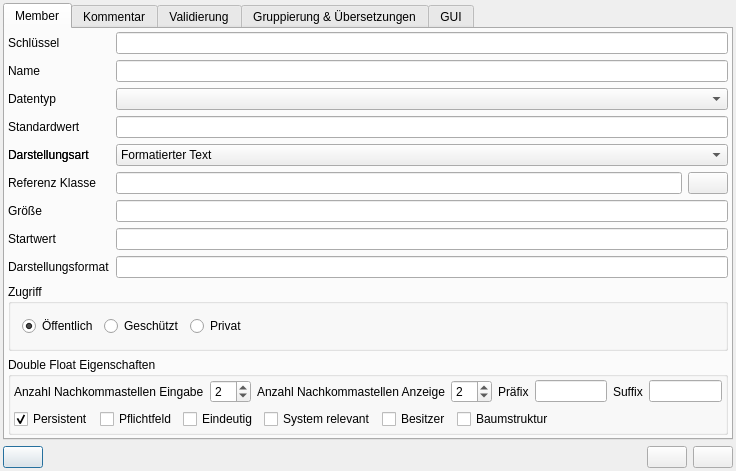
Before: the Qt Designer form guitools/wmsdevelopmentplatform/src/cwmsaddclassmemberdlg.ui in WOGRA-AG/wms, drawn with Qt 5.
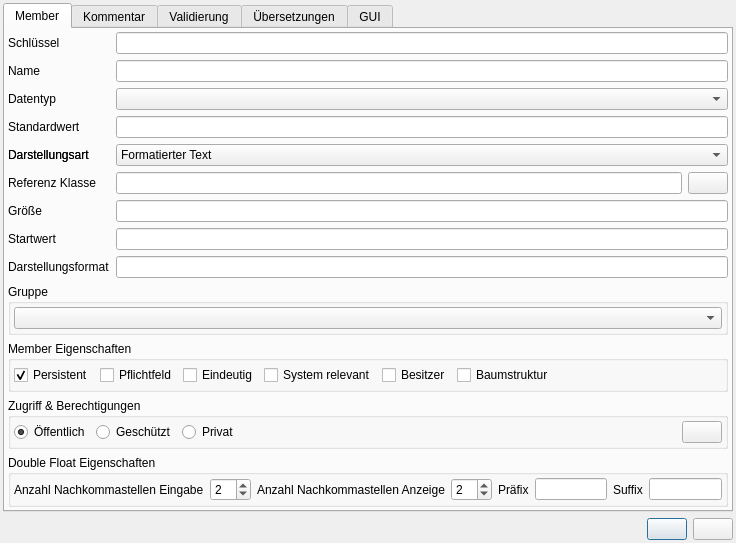
After: the same form once the commit is applied. Icons and pictures are not drawn.

Commit message: cleaned up code added restore object value function

The edit to the form file:
```diff
--- a/guitools/wmsdevelopmentplatform/src/cwmsaddclassmemberdlg.ui
+++ b/guitools/wmsdevelopmentplatform/src/cwmsaddclassmemberdlg.ui
@@ -7,7 +7,7 @@
     <x>0</x>
     <y>0</y>
     <width>736</width>
-    <height>455</height>
+    <height>523</height>
    </rect>
   </property>
   <property name="windowTitle">
@@ -26,25 +26,8 @@
    <property name="bottomMargin">
     <number>3</number>
    </property>
-   <item row="1" column="0">
+   <item row="2" column="0">
     <layout class="QHBoxLayout">
-     <item>
-      <widget class="QPushButton" name="m_pqpbRights">
-       <property name="text">
-        <string/>
-       </property>
-       <property name="icon">
-        <iconset resource="../../../guilibraries/wmsgui/src/misc/wmsgui.qrc">
-         <normaloff>:/icons/usermanager24.png</normaloff>:/icons/usermanager24.png</iconset>
-       </property>
-       <property name="iconSize">
-        <size>
-         <width>24</width>
-         <height>24</height>
-        </size>
-       </property>
-      </widget>
-     </item>
      <item>
       <spacer name="spacer1">
        <property name="orientation">
@@ -119,33 +102,32 @@
        <property name="bottomMargin">
         <number>3</number>
        </property>
-       <item row="4" column="0">
-        <widget class="QLabel" name="m_pqlDefault">
-         <property name="text">
-          <string>Standardwert</string>
-         </property>
-         <property name="wordWrap">
-          <bool>false</bool>
-         </property>
-        </widget>
+       <item row="9" column="1" colspan="2">
+        <widget class="QLineEdit" name="m_pqleDisplayConfig"/>
        </item>
-       <item row="1" column="0">
-        <widget class="QLabel" name="textLabel2">
+       <item row="8" column="0">
+        <widget class="QLabel" name="m_pqlCounterStart">
          <property name="text">
-          <string>Name</string>
+          <string>Startwert</string>
          </property>
          <property name="wordWrap">
           <bool>false</bool>
          </property>
         </widget>
        </item>
-       <item row="9" column="0">
-        <widget class="QLabel" name="label_7">
+       <item row="4" column="1" colspan="2">
+        <widget class="QLineEdit" name="m_pqleDefault"/>
+       </item>
+       <item row="5" column="0">
+        <widget class="QLabel" name="m_pqlDisplayType">
          <property name="text">
-          <string>Darstellungsformat</string>
+          <string>Darstellungsart</string>
          </property>
         </widget>
        </item>
+       <item row="1" column="1" colspan="2">
+        <widget class="QLineEdit" name="m_pqleCaption"/>
+       </item>
        <item row="7" column="0">
         <widget class="QLabel" name="m_pqlSize">
          <property name="text">
@@ -156,15 +138,230 @@
          </property>
         </widget>
        </item>
-       <item row="7" column="1" colspan="2">
-        <widget class="QLineEdit" name="m_pqleSize"/>
+       <item row="11" column="0" colspan="3">
+        <widget class="QGroupBox" name="groupBox_2">
+         <property name="title">
+          <string>Member Eigenschaften</string>
+         </property>
+         <layout class="QHBoxLayout" name="horizontalLayout_3">
+          <property name="leftMargin">
+           <number>3</number>
+          </property>
+          <property name="topMargin">
+           <number>3</number>
+          </property>
+          <property name="rightMargin">
+           <number>3</number>
+          </property>
+          <property name="bottomMargin">
+           <number>3</number>
+          </property>
+          <item>
+           <layout class="QHBoxLayout">
+            <item>
+             <widget class="QCheckBox" name="m_pqchbPersistent">
+              <property name="text">
+               <string>Persistent</string>
+              </property>
+              <property name="checked">
+               <bool>true</bool>
+              </property>
+             </widget>
+            </item>
+            <item>
+             <widget class="QCheckBox" name="m_pqchbNeeded">
+              <property name="text">
+               <string>Pflichtfeld</string>
+              </property>
+             </widget>
+            </item>
+            <item>
+             <widget class="QCheckBox" name="m_pqchbUnique">
+              <property name="text">
+               <string>Eindeutig</string>
+              </property>
+             </widget>
+            </item>
+            <item>
+             <widget class="QCheckBox" name="m_pqchbSystem">
+              <property name="text">
+               <string>System relevant</string>
+              </property>
+             </widget>
+            </item>
+            <item>
+             <widget class="QCheckBox" name="m_pqchbOwner">
+              <property name="text">
+               <string>Besitzer</string>
+              </property>
+             </widget>
+            </item>
+            <item>
+             <widget class="QCheckBox" name="m_pqchbIsTree">
+              <property name="text">
+               <string>Baumstruktur</string>
+              </property>
+             </widget>
+            </item>
+            <item>
+             <spacer name="horizontalSpacer_4">
+              <property name="orientation">
+               <enum>Qt::Horizontal</enum>
+              </property>
+              <property name="sizeHint" stdset="0">
+               <size>
+                <width>40</width>
+                <height>20</height>
+               </size>
+              </property>
+             </spacer>
+            </item>
+           </layout>
+          </item>
+         </layout>
+        </widget>
        </item>
-       <item row="10" column="0" colspan="3">
+       <item row="5" column="0">
+        <widget class="QLabel" name="m_pqlDisplayType">
+         <property name="text">
+          <string>Darstellungsart</string>
+         </property>
+        </widget>
+       </item>
+       <item row="0" column="0">
+        <widget class="QLabel" name="textLabel1">
+         <property name="text">
+          <string>Schlüssel</string>
+         </property>
+         <property name="wordWrap">
+          <bool>false</bool>
+         </property>
+        </widget>
+       </item>
+       <item row="8" column="1" colspan="2">
+        <widget class="QLineEdit" name="m_pqleCounterStart"/>
+       </item>
+       <item row="13" column="0" colspan="3">
+        <widget class="QGroupBox" name="m_pqgbDoubleFloatGroupBox">
+         <property name="title">
+          <string>Double Float Eigenschaften</string>
+         </property>
+         <layout class="QVBoxLayout" name="verticalLayout">
+          <property name="leftMargin">
+           <number>3</number>
+          </property>
+          <property name="topMargin">
+           <number>3</number>
+          </property>
+          <property name="rightMargin">
+           <number>3</number>
+          </property>
+          <property name="bottomMargin">
+           <number>3</number>
+          </property>
+          <item>
+           <layout class="QHBoxLayout" name="horizontalLayout_2">
+            <item>
+             <widget class="QLabel" name="label">
+              <property name="text">
+               <string>Anzahl Nachkommastellen Eingabe</string>
+              </property>
+             </widget>
+            </item>
+            <item>
+             <widget class="QSpinBox" name="m_pqsbDecimalCountInput">
+              <property name="value">
+               <number>2</number>
+              </property>
+             </widget>
+            </item>
+            <item>
+             <widget class="QLabel" name="label_3">
+              <property name="text">
+               <string>Anzahl Nachkommastellen Anzeige</string>
+              </property>
+             </widget>
+            </item>
+            <item>
+             <widget class="QSpinBox" name="m_pqsbDecimalCountOutput">
+              <property name="value">
+               <number>2</number>
+              </property>
+             </widget>
+            </item>
+            <item>
+             <widget class="QLabel" name="label_2">
+              <property name="text">
+               <string>Präfix</string>
+              </property>
+             </widget>
+            </item>
+            <item>
+             <widget class="QLineEdit" name="m_pqlePrefix"/>
+            </item>
+            <item>
+             <widget class="QLabel" name="label_4">
+              <property name="text">
+               <string>Suffix</string>
+              </property>
+             </widget>
+            </item>
+            <item>
+             <widget class="QLineEdit" name="m_pqleSuffix"/>
+            </item>
+           </layout>
+          </item>
+         </layout>
+        </widget>
+       </item>
+       <item row="9" column="0">
+        <widget class="QLabel" name="label_7">
+         <property name="text">
+          <string>Darstellungsformat</string>
+         </property>
+        </widget>
+       </item>
+       <item row="1" column="0">
+        <widget class="QLabel" name="textLabel2">
+         <property name="text">
+          <string>Name</string>
+         </property>
+         <property name="wordWrap">
+          <bool>false</bool>
+         </property>
+        </widget>
+       </item>
+       <item row="3" column="0">
+        <widget class="QLabel" name="textLabel3">
+         <property name="text">
+          <string>Datentyp</string>
+         </property>
+         <property name="wordWrap">
+          <bool>false</bool>
+         </property>
+        </widget>
+       </item>
+       <item row="6" column="1">
+        <widget class="QLineEdit" name="m_pqleClassReference"/>
+       </item>
+       <item row="12" column="0" colspan="3">
         <widget class="QGroupBox" name="groupBox">
          <property name="title">
-          <string>Zugriff</string>
+          <string>Zugriff &amp;&amp; Berechtigungen</string>
          </property>
          <layout class="QHBoxLayout" name="horizontalLayout">
+          <property name="leftMargin">
+           <number>3</number>
+          </property>
+          <property name="topMargin">
+           <number>3</number>
+          </property>
+          <property name="rightMargin">
+           <number>3</number>
+          </property>
+          <property name="bottomMargin">
+           <number>3</number>
+          </property>
           <item>
            <widget class="QRadioButton" name="m_pqrbPublic">
             <property name="text">
@@ -202,16 +399,49 @@
             </property>
            </spacer>
           </item>
+          <item>
+           <widget class="QPushButton" name="m_pqpbRights">
+            <property name="text">
+             <string/>
+            </property>
+            <property name="icon">
+             <iconset resource="../../../guilibraries/wmsgui/src/misc/wmsgui.qrc">
+              <normaloff>:/icons/usermanager24.png</normaloff>:/icons/usermanager24.png</iconset>
+            </property>
+            <property name="iconSize">
+             <size>
+              <width>24</width>
+              <height>24</height>
+             </size>
+            </property>
+           </widget>
+          </item>
          </layout>
         </widget>
        </item>
-       <item row="5" column="0">
-        <widget class="QLabel" name="m_pqlDisplayType">
+       <item row="6" column="2">
+        <widget class="QPushButton" name="m_pqpbChooseClass">
          <property name="text">
-          <string>Darstellungsart</string>
+          <string/>
+         </property>
+         <property name="icon">
+          <iconset resource="../../../guilibraries/wmsgui/src/misc/wmsgui.qrc">
+           <normaloff>:/icons/search24.png</normaloff>:/icons/search24.png</iconset>
+         </property>
+         <property name="iconSize">
+          <size>
+           <width>24</width>
+           <height>24</height>
+          </size>
          </property>
         </widget>
        </item>
+       <item row="3" column="1" colspan="2">
+        <widget class="QComboBox" name="m_pqcbDataType"/>
+       </item>
+       <item row="0" column="1" colspan="2">
+        <widget class="QLineEdit" name="m_pqleKeyname"/>
+       </item>
        <item row="5" column="1" colspan="2">
         <widget class="QComboBox" name="m_pqcbDisplayType">
          <item>
@@ -256,28 +486,18 @@
          </item>
         </widget>
        </item>
-       <item row="3" column="0">
-        <widget class="QLabel" name="textLabel3">
+       <item row="4" column="0">
+        <widget class="QLabel" name="m_pqlDefault">
          <property name="text">
-          <string>Datentyp</string>
+          <string>Standardwert</string>
          </property>
          <property name="wordWrap">
           <bool>false</bool>
          </property>
         </widget>
        </item>
-       <item row="3" column="1" colspan="2">
-        <widget class="QComboBox" name="m_pqcbDataType"/>
-       </item>
-       <item row="8" column="0">
-        <widget class="QLabel" name="m_pqlCounterStart">
-         <property name="text">
-          <string>Startwert</string>
-         </property>
-         <property name="wordWrap">
-          <bool>false</bool>
-         </property>
-        </widget>
+       <item row="7" column="1" colspan="2">
+        <widget class="QLineEdit" name="m_pqleSize"/>
        </item>
        <item row="6" column="0">
         <widget class="QLabel" name="m_pqlRefClass">
@@ -289,61 +509,12 @@
          </property>
         </widget>
        </item>
-       <item row="0" column="0">
-        <widget class="QLabel" name="textLabel1">
-         <property name="text">
-          <string>Schlüssel</string>
-         </property>
-         <property name="wordWrap">
-          <bool>false</bool>
-         </property>
-        </widget>
-       </item>
-       <item row="4" column="1" colspan="2">
-        <widget class="QLineEdit" name="m_pqleDefault"/>
-       </item>
-       <item row="8" column="1" colspan="2">
-        <widget class="QLineEdit" name="m_pqleCounterStart"/>
-       </item>
-       <item row="6" column="1">
-        <widget class="QLineEdit" name="m_pqleClassReference"/>
-       </item>
-       <item row="1" column="1" colspan="2">
-        <widget class="QLineEdit" name="m_pqleCaption"/>
-       </item>
-       <item row="5" column="0">
-        <widget class="QLabel" name="m_pqlDisplayType">
-         <property name="text">
-          <string>Darstellungsart</string>
-         </property>
-        </widget>
-       </item>
-       <item row="0" column="1" colspan="2">
-        <widget class="QLineEdit" name="m_pqleKeyname"/>
-       </item>
-       <item row="6" column="2">
-        <widget class="QPushButton" name="m_pqpbChooseClass">
-         <property name="text">
-          <string/>
-         </property>
-         <property name="icon">
-          <iconset resource="../../../guilibraries/wmsgui/src/misc/wmsgui.qrc">
-           <normaloff>:/icons/search24.png</normaloff>:/icons/search24.png</iconset>
-         </property>
-         <property name="iconSize">
-          <size>
-           <width>24</width>
-           <height>24</height>
-          </size>
-         </property>
-        </widget>
-       </item>
-       <item row="11" column="0" colspan="3">
-        <widget class="QGroupBox" name="m_pqgbDoubleFloatGroupBox">
+       <item row="10" column="0" colspan="3">
+        <widget class="QGroupBox" name="groupBox_3">
          <property name="title">
-          <string>Double Float Eigenschaften</string>
+          <string>Gruppe</string>
          </property>
-         <layout class="QVBoxLayout" name="verticalLayout">
+         <layout class="QVBoxLayout" name="verticalLayout_4">
           <property name="leftMargin">
            <number>3</number>
           </property>
@@ -357,125 +528,11 @@
            <number>3</number>
           </property>
           <item>
-           <layout class="QHBoxLayout" name="horizontalLayout_2">
-            <item>
-             <widget class="QLabel" name="label">
-              <property name="text">
-               <string>Anzahl Nachkommastellen Eingabe</string>
-              </property>
-             </widget>
-            </item>
-            <item>
-             <widget class="QSpinBox" name="m_pqsbDecimalCountInput">
-              <property name="value">
-               <number>2</number>
-              </property>
-             </widget>
-            </item>
-            <item>
-             <widget class="QLabel" name="label_3">
-              <property name="text">
-               <string>Anzahl Nachkommastellen Anzeige</string>
-              </property>
-             </widget>
-            </item>
-            <item>
-             <widget class="QSpinBox" name="m_pqsbDecimalCountOutput">
-              <property name="value">
-               <number>2</number>
-              </property>
-             </widget>
-            </item>
-            <item>
-             <widget class="QLabel" name="label_2">
-              <property name="text">
-               <string>Präfix</string>
-              </property>
-             </widget>
-            </item>
-            <item>
-             <widget class="QLineEdit" name="m_pqlePrefix"/>
-            </item>
-            <item>
-             <widget class="QLabel" name="label_4">
-              <property name="text">
-               <string>Suffix</string>
-              </property>
-             </widget>
-            </item>
-            <item>
-             <widget class="QLineEdit" name="m_pqleSuffix"/>
-            </item>
-           </layout>
-          </item>
-          <item>
-           <layout class="QHBoxLayout">
-            <item>
-             <widget class="QCheckBox" name="m_pqchbPersistent">
-              <property name="text">
-               <string>Persistent</string>
-              </property>
-              <property name="checked">
-               <bool>true</bool>
-              </property>
-             </widget>
-            </item>
-            <item>
-             <widget class="QCheckBox" name="m_pqchbNeeded">
-              <property name="text">
-               <string>Pflichtfeld</string>
-              </property>
-             </widget>
-            </item>
-            <item>
-             <widget class="QCheckBox" name="m_pqchbUnique">
-              <property name="text">
-               <string>Eindeutig</string>
-              </property>
-             </widget>
-            </item>
-            <item>
-             <widget class="QCheckBox" name="m_pqchbSystem">
-              <property name="text">
-               <string>System relevant</string>
-              </property>
-             </widget>
-            </item>
-            <item>
-             <widget class="QCheckBox" name="m_pqchbOwner">
-              <property name="text">
-               <string>Besitzer</string>
-              </property>
-             </widget>
-            </item>
-            <item>
-             <widget class="QCheckBox" name="m_pqchbIsTree">
-              <property name="text">
-               <string>Baumstruktur</string>
-              </property>
-             </widget>
-            </item>
-            <item>
-             <spacer name="horizontalSpacer_4">
-              <property name="orientation">
-               <enum>Qt::Horizontal</enum>
-              </property>
-              <property name="sizeHint" stdset="0">
-               <size>
-                <width>40</width>
-                <height>20</height>
-               </size>
-              </property>
-             </spacer>
-            </item>
-           </layout>
+           <widget class="QComboBox" name="m_pqcbGroup"/>
           </item>
          </layout>
         </widget>
        </item>
-       <item row="9" column="1" colspan="2">
-        <widget class="QLineEdit" name="m_pqleDisplayConfig"/>
-       </item>
       </layout>
      </widget>
      <widget class="QWidget" name="m_pqwComment">
@@ -546,7 +603,7 @@
      </widget>
      <widget class="QWidget" name="tab">
       <attribute name="title">
-       <string>Gruppierung &amp;&amp; Übersetzungen</string>
+       <string>Übersetzungen</string>
       </attribute>
       <layout class="QVBoxLayout" name="verticalLayout_5">
        <property name="leftMargin">
@@ -561,30 +618,6 @@
        <property name="bottomMargin">
         <number>3</number>
        </property>
-       <item>
-        <widget class="QGroupBox" name="groupBox_3">
-         <property name="title">
-          <string>Gruppe</string>
-         </property>
-         <layout class="QVBoxLayout" name="verticalLayout_4">
-          <property name="leftMargin">
-           <number>3</number>
-          </property>
-          <property name="topMargin">
-           <number>3</number>
-          </property>
-          <property name="rightMargin">
-           <number>3</number>
-          </property>
-          <property name="bottomMargin">
-           <number>3</number>
-          </property>
-          <item>
-           <widget class="QComboBox" name="m_pqcbGroup"/>
-          </item>
-         </layout>
-        </widget>
-       </item>
        <item>
         <widget class="QGroupBox" name="groupBox_4">
          <property name="title">
```
The commit also changes 82 other files.
